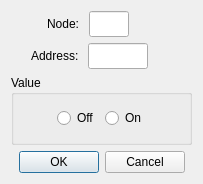
sanny32/OpenModScan, file omodscan/dialogs/dialogwritecoilregister.ui: the form before one commit.
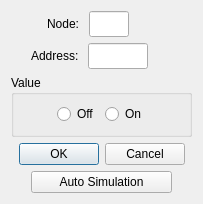
The form after the commit. Custom widgets are drawn as their Qt base class.

Commit message: Developing auto simulation

Patch:
```diff
--- a/omodscan/dialogs/dialogwritecoilregister.ui
+++ b/omodscan/dialogs/dialogwritecoilregister.ui
@@ -7,7 +7,7 @@
     <x>0</x>
     <y>0</y>
     <width>203</width>
-    <height>184</height>
+    <height>204</height>
    </rect>
   </property>
   <property name="windowTitle">
@@ -200,6 +200,49 @@
      </property>
     </widget>
    </item>
+   <item>
+    <layout class="QHBoxLayout" name="horizontalLayout_4">
+     <item>
+      <spacer name="horizontalSpacer_7">
+       <property name="orientation">
+        <enum>Qt::Horizontal</enum>
+       </property>
+       <property name="sizeType">
+        <enum>QSizePolicy::Fixed</enum>
+       </property>
+       <property name="sizeHint" stdset="0">
+        <size>
+         <width>20</width>
+         <height>20</height>
+        </size>
+       </property>
+      </spacer>
+     </item>
+     <item>
+      <widget class="QPushButton" name="pushButtonSimulation">
+       <property name="text">
+        <string>Auto Simulation</string>
+       </property>
+      </widget>
+     </item>
+     <item>
+      <spacer name="horizontalSpacer_8">
+       <property name="orientation">
+        <enum>Qt::Horizontal</enum>
+       </property>
+       <property name="sizeType">
+        <enum>QSizePolicy::Fixed</enum>
+       </property>
+       <property name="sizeHint" stdset="0">
+        <size>
+         <width>20</width>
+         <height>20</height>
+        </size>
+       </property>
+      </spacer>
+     </item>
+    </layout>
+   </item>
   </layout>
  </widget>
  <customwidgets>
```
The commit also changes 7 other files.
